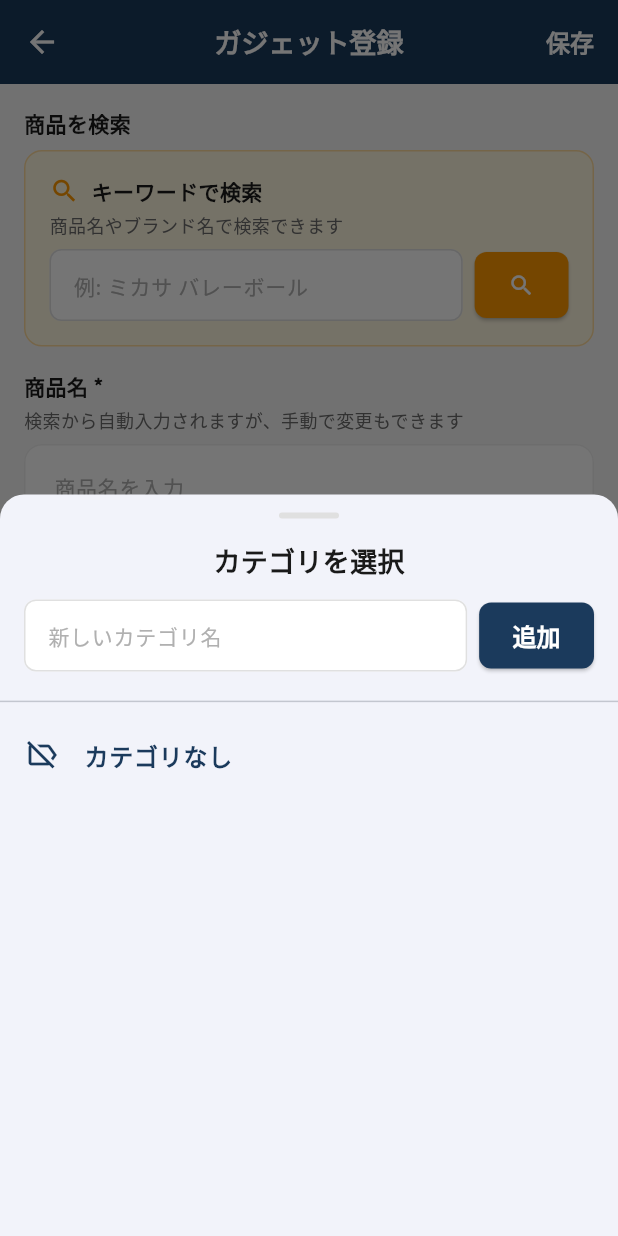
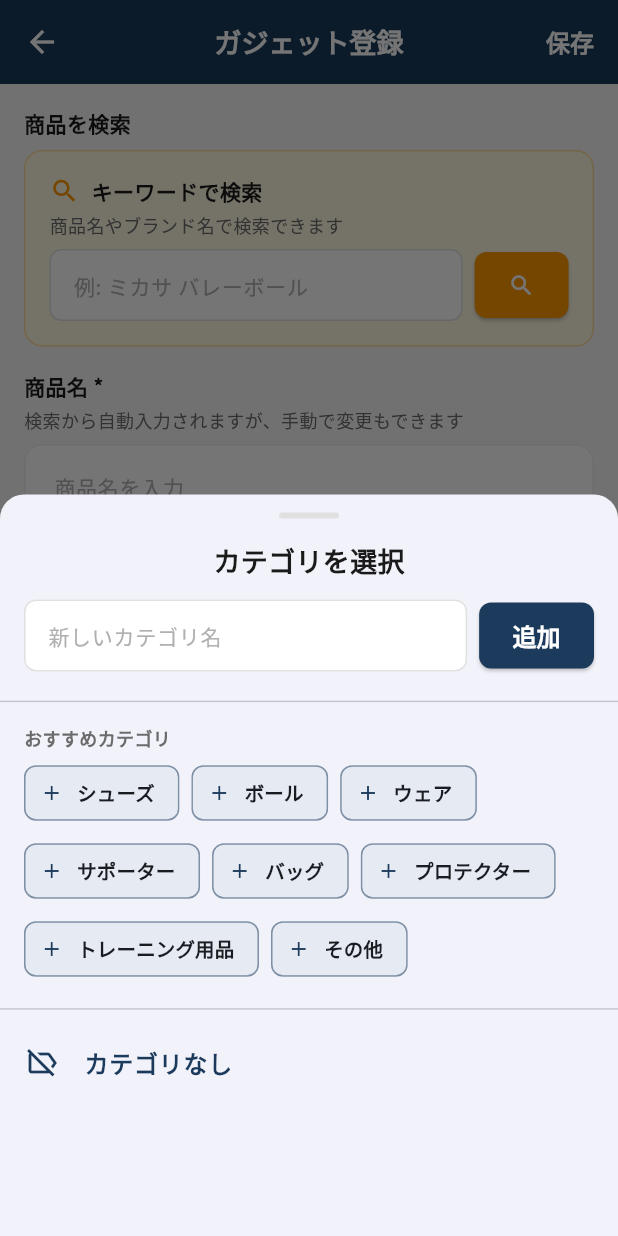
Before and after one commit to sofvo-dev/sofvo, a Flutter app: the GadgetRegisterScreen screen opened directly, after a tap on "カテゴリなし", on a phone screen of 412 x 824 dp. Run offline on Flutter 3.47's test engine with Material 3 defaults, Android fonts, the phone set to English and light mode, and no system bars; our stand-ins replace cached_network_image, cloud_firestore, file_picker, firebase_auth, firebase_core, firebase_messaging and 9 more; missing offline and left inert: dart:js_interop, mobile_scanner; accounts and stored records are empty; network calls fail.

Commit message:
カテゴリUX改善・楽天URL入力欄削除
- カテゴリ入力にヘルパーテキスト追加（フィルタリングに使える旨を説明）
- カテゴリ選択シートにプリセット候補チップ追加（シューズ、ボール、ウェア等）
- プリセットはワンタップで追加可能、追加済みのものは非表示
- カスタムカテゴリの追加機能は既存のまま維持
- 楽天アフィリエイトURL入力欄をUIから削除（データ保存は維持）

https://claude.ai/code/session_01NdXNSNEhWCRPmtaSJSELhX

```diff
--- a/lib/screens/gadget/gadget_register_screen.dart
+++ b/lib/screens/gadget/gadget_register_screen.dart
@@ -524,6 +524,9 @@ class _GadgetRegisterScreenState extends State<GadgetRegisterScreen> {
 
           // ── カテゴリ ──
           _buildSectionLabel('カテゴリ'),
+          const SizedBox(height: 4),
+          Text('ガジェットの種類を分類できます。一覧画面でフィルタリングに使えます',
+              style: TextStyle(fontSize: 12, color: AppTheme.textSecondary)),
           const SizedBox(height: 8),
           GestureDetector(
             onTap: _showCategoryDialog,
@@ -555,19 +558,6 @@ class _GadgetRegisterScreenState extends State<GadgetRegisterScreen> {
                 ],
               ),
             ),
-          ),
-          const SizedBox(height: 16),
-
-          // ── 楽天アフィリエイトURL ──
-          _buildSectionLabel('楽天アフィリエイトURL'),
-          const SizedBox(height: 4),
-          Text('楽天のアフィリエイトリンクを貼り付けてください',
-              style: TextStyle(fontSize: 12, color: AppTheme.textSecondary)),
-          const SizedBox(height: 8),
-          TextField(
-            controller: _rakutenAffiliateCtrl,
-            decoration: _inputDecoration('https://...'),
-            keyboardType: TextInputType.url,
           ),
           const SizedBox(height: 16),
 
@@ -695,14 +685,25 @@ class _CategoryPickerSheetState extends State<_CategoryPickerSheet> {
   final _newCategoryCtrl = TextEditingController();
   bool _isAdding = false;
 
+  static const _presetCategories = [
+    'シューズ',
+    'ボール',
+    'ウェア',
+    'サポーター',
+    'バッグ',
+    'プロテクター',
+    'トレーニング用品',
+    'その他',
+  ];
+
   @override
   void dispose() {
     _newCategoryCtrl.dispose();
     super.dispose();
   }
 
-  Future<void> _addCategory() async {
-    final name = _newCategoryCtrl.text.trim();
+  Future<void> _addCategory([String? name]) async {
+    name = name ?? _newCategoryCtrl.text.trim();
     if (name.isEmpty) return;
 
     setState(() => _isAdding = true);
@@ -838,18 +839,53 @@ class _CategoryPickerSheetState extends State<_CategoryPickerSheet> {
                       {'id': '__none__', 'name': 'カテゴリなし'},
                     ];
 
+                    final existingNames = <String>{'カテゴリなし'};
                     if (snapshot.hasData) {
                       for (final doc in snapshot.data!.docs) {
                         final data = doc.data() as Map<String, dynamic>;
-                        categories.add({'id': doc.id, 'name': data['name'] ?? ''});
+                        final name = data['name'] ?? '';
+                        categories.add({'id': doc.id, 'name': name});
+                        existingNames.add(name);
                       }
                     }
 
-                    return ListView.builder(
+                    // まだ追加されていないプリセットカテゴリ
+                    final availablePresets = _presetCategories
+                        .where((p) => !existingNames.contains(p))
+                        .toList();
+
+                    return ListView(
                       controller: scrollCtrl,
-                      itemCount: categories.length,
-                      itemBuilder: (context, index) {
-                        final cat = categories[index];
+                      children: [
+                        // プリセット候補チップ
+                        if (availablePresets.isNotEmpty) ...[
+                          Padding(
+                            padding: const EdgeInsets.fromLTRB(16, 8, 16, 4),
+                            child: Text('おすすめカテゴリ',
+                                style: TextStyle(fontSize: 12, color: AppTheme.textSecondary, fontWeight: FontWeight.w600)),
+                          ),
+                          Padding(
+                            padding: const EdgeInsets.symmetric(horizontal: 16),
+                            child: Wrap(
+                              spacing: 8,
+                              runSpacing: 4,
+                              children: availablePresets.map((preset) {
+                                return ActionChip(
+                                  avatar: const Icon(Icons.add, size: 16),
+                                  label: Text(preset, style: const TextStyle(fontSize: 13)),
+                                  onPressed: () => _addCategory(preset),
+                                  backgroundColor: AppTheme.primaryColor.withValues(alpha: 0.08),
+                                  side: BorderSide(color: AppTheme.primaryColor.withValues(alpha: 0.3)),
+                                );
+                              }).toList(),
+                            ),
+                          ),
+                          const SizedBox(height: 8),
+                          const Divider(),
+                        ],
+
+                        // 既存カテゴリ一覧
+                        ...categories.map((cat) {
                           final name = cat['name'] as String;
                           final isSelected = name == widget.selected;
                           final isDefault = cat['id'] == '__none__';
@@ -875,7 +911,8 @@ class _CategoryPickerSheetState extends State<_CategoryPickerSheet> {
                             selected: isSelected,
                             onTap: () => widget.onSelected(name),
                           );
-                      },
+                        }),
+                      ],
                     );
                   },
                 ),
```
Lines whose indentation alone changed are shown as unchanged.
